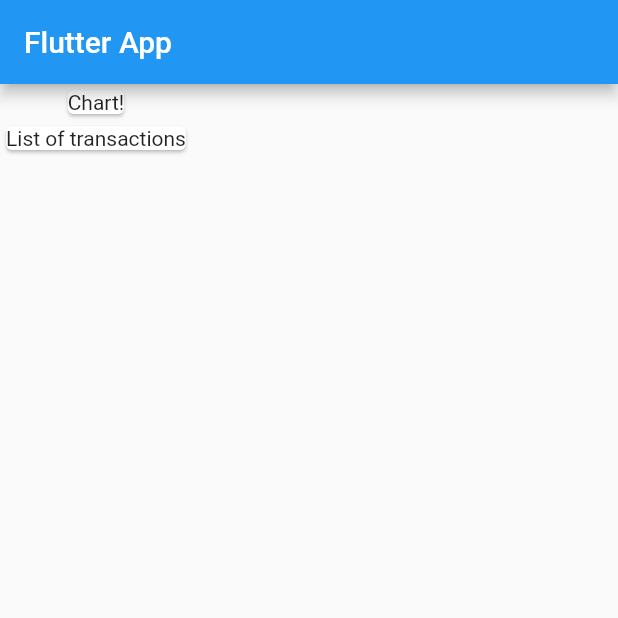
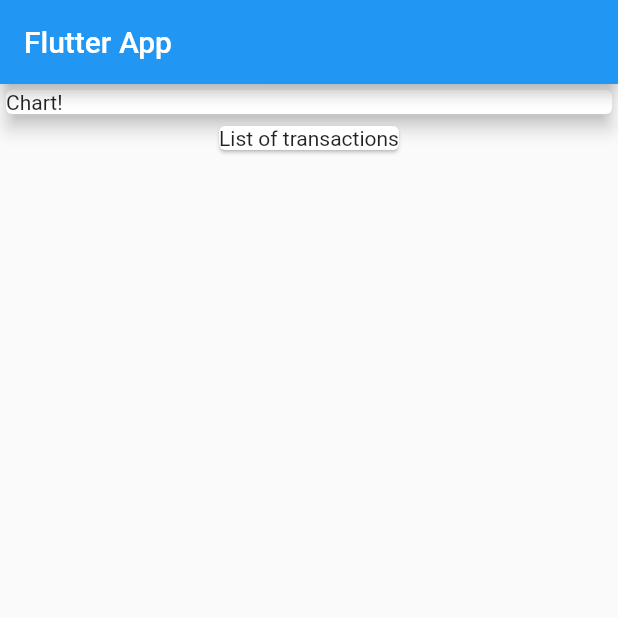
Before and after one commit to Mbiman/Personal_Expenses_App, a Flutter app: the screen it shows after launch, on a phone screen of 412 x 824 dp, the top half of it. Run offline on Flutter 3.47's test engine with Material 2 defaults, Android fonts, the phone set to English and light mode, and no system bars.

Commit message:
widget combination

```diff
--- a/lib/main.dart
+++ b/lib/main.dart
@@ -27,8 +27,12 @@ class MyHomePage extends StatelessWidget {
       ),
       body: Column(
         children: const [
-          Card(
-            child: Text('Chart!'),
+          SizedBox(
+            width: double.infinity,
+            child: Card(
+              elevation: 5,
+              child: Text('Chart!'),
+            ),
           ),
           Card(
             child: Text('List of transactions'),
```
